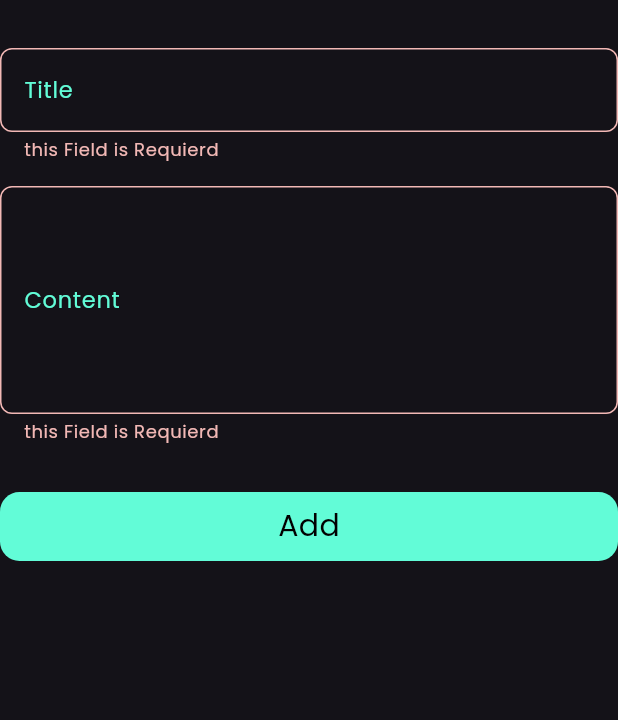
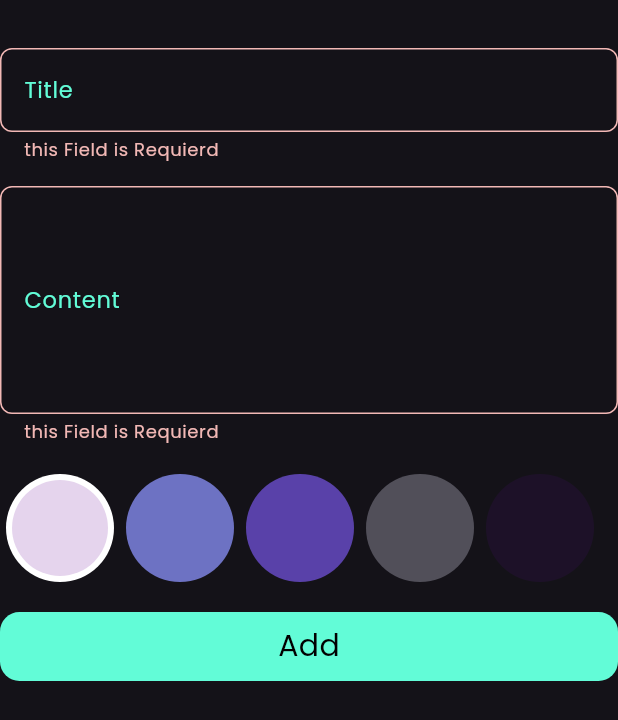
Before and after one commit to maahmoudghannem/notes_app, a Flutter app: the AddNoteForm widget shown alone on an empty page, opened directly, after a tap on "Add", on a phone screen of 412 x 824 dp. Shown: the top 720 px of the screen. Run offline on Flutter 3.47's test engine with Material 3 defaults, Android fonts, the phone set to English and light mode, and no system bars; our stand-ins replace bloc, flutter_bloc, hive, hive_flutter; accounts and stored records are empty.

Commit message:
add color from bottom sheet done

```diff
--- a/lib/cubits/add_note_cubit/add_note_cubit.dart
+++ b/lib/cubits/add_note_cubit/add_note_cubit.dart
@@ -1,4 +1,5 @@
 import 'package:bloc/bloc.dart';
+import 'package:flutter/material.dart';
 import 'package:hive/hive.dart';
 import 'package:meta/meta.dart';
 import 'package:notess_app/constants.dart';
@@ -9,7 +10,9 @@ part 'add_note_state.dart';
 class AddNoteCubit extends Cubit<AddNoteState> {
   AddNoteCubit() : super(AddNoteInitial());
 
+  Color? color = const Color(0xff6D72C3);
   addNote(NoteModel note) async {
+    note.color = color!.value;
     emit(AddNoteLoading());
     try {
       var notesBox = Hive.box(kNotesBox);
--- a/lib/models/note_model.dart
+++ b/lib/models/note_model.dart
@@ -10,12 +10,7 @@ class NoteModel extends HiveObject {
   @HiveField(2)
   String subTitle;
   @HiveField(3)
-  final int color;
+  int? color;
 
-  NoteModel({
-    required this.title,
-    required this.date,
-    required this.subTitle,
-    required this.color,
-  });
+  NoteModel({required this.title, required this.date, required this.subTitle});
 }
--- /dev/null
+++ b/lib/widgets/colors_list.dart
@@ -0,0 +1,64 @@
+import 'package:flutter/material.dart';
+import 'package:flutter_bloc/flutter_bloc.dart';
+import 'package:notess_app/cubits/add_note_cubit/add_note_cubit.dart';
+
+class ColorsItem extends StatelessWidget {
+  const ColorsItem({super.key, required this.isActive, required this.color});
+
+  final bool isActive;
+  final Color color;
+  @override
+  Widget build(BuildContext context) {
+    return isActive
+        ? CircleAvatar(
+            radius: 36,
+            backgroundColor: Colors.white,
+            child: CircleAvatar(radius: 32, backgroundColor: color),
+          )
+        : CircleAvatar(radius: 36, backgroundColor: color);
+  }
+}
+
+class ColorsList extends StatefulWidget {
+  const ColorsList({super.key});
+  @override
+  State<ColorsList> createState() => _ColorsListState();
+}
+
+class _ColorsListState extends State<ColorsList> {
+  int currentIndex = 0;
+
+  List<Color> colors = const [
+    Color(0xffE5D4ED),
+    Color(0xff6D72C3),
+    Color(0xff5941A9),
+    Color(0xff514F59),
+    Color(0xff1D1128),
+  ];
+
+  @override
+  Widget build(BuildContext context) {
+    return SizedBox(
+      height: 72,
+      child: ListView.builder(
+        scrollDirection: Axis.horizontal,
+        itemCount: colors.length,
+        itemBuilder: (context, index) {
+          return Padding(
+            padding: const EdgeInsets.symmetric(horizontal: 4),
+            child: GestureDetector(
+              onTap: () => setState(() {
+                currentIndex = index;
+                BlocProvider.of<AddNoteCubit>(context).color = colors[index];
+              }),
+              child: ColorsItem(
+                isActive: currentIndex == index,
+                color: colors[index],
+              ),
+            ),
+          );
+        },
+      ),
+    );
+  }
+}
--- a/lib/widgets/form_buttom_sheet.dart
+++ b/lib/widgets/form_buttom_sheet.dart
@@ -3,6 +3,7 @@ import 'package:flutter_bloc/flutter_bloc.dart';
 import 'package:notess_app/constants.dart';
 import 'package:notess_app/cubits/add_note_cubit/add_note_cubit.dart';
 import 'package:notess_app/models/note_model.dart';
+import 'package:notess_app/widgets/colors_list.dart';
 import 'package:notess_app/widgets/custom_button.dart';
 import 'package:notess_app/widgets/custom_text_field.dart';
 import 'package:intl/intl.dart';
@@ -46,7 +47,9 @@ class _AddNoteFormState extends State<AddNoteForm> {
             focusedBorderColor: kPrimaryColor,
             maxLines: 5,
           ),
-          const SizedBox(height: 32),
+          const SizedBox(height: 20),
+          ColorsList(),
+          const SizedBox(height: 20),
           BlocBuilder<AddNoteCubit, AddNoteState>(
             builder: (context, state) {
               return CustomButton(
@@ -60,12 +63,10 @@ class _AddNoteFormState extends State<AddNoteForm> {
                       title: title!,
                       date: formatDate,
                       subTitle: subTitle!,
-                      color: Colors.blue.value,
                     );
                     BlocProvider.of<AddNoteCubit>(context).addNote(noteModel);
                   } else {
-                    autovalidateMode = AutovalidateMode.always;
-                    setState(() {});
+                    setState(() => autovalidateMode = AutovalidateMode.always);
                   }
                 },
                 text: "Add",
@@ -75,7 +76,7 @@ class _AddNoteFormState extends State<AddNoteForm> {
               );
             },
           ),
-          const SizedBox(height: 20),
+          const SizedBox(height: 40),
         ],
       ),
     );
```
